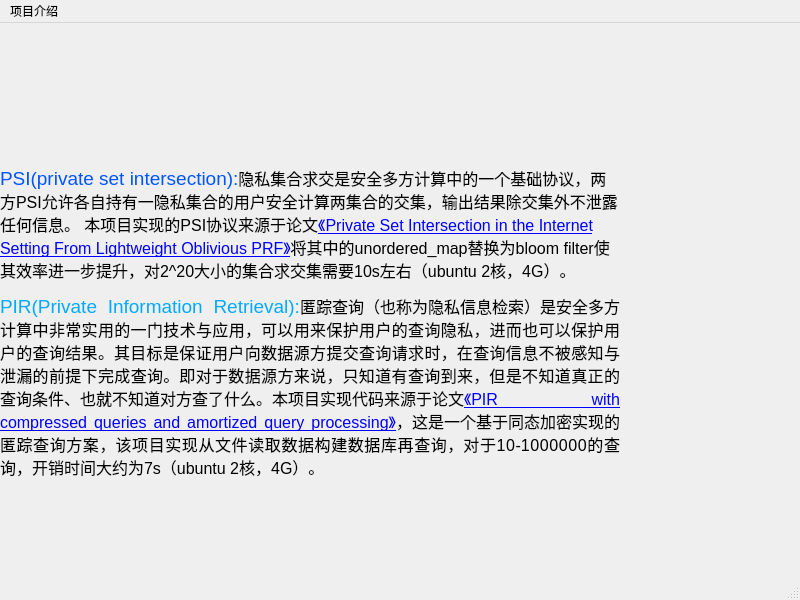
This is src/frontend/cpp/page1.ui in xiansongq/privacy_computing as Qt 5 draws it before an edit. The edited form follows.
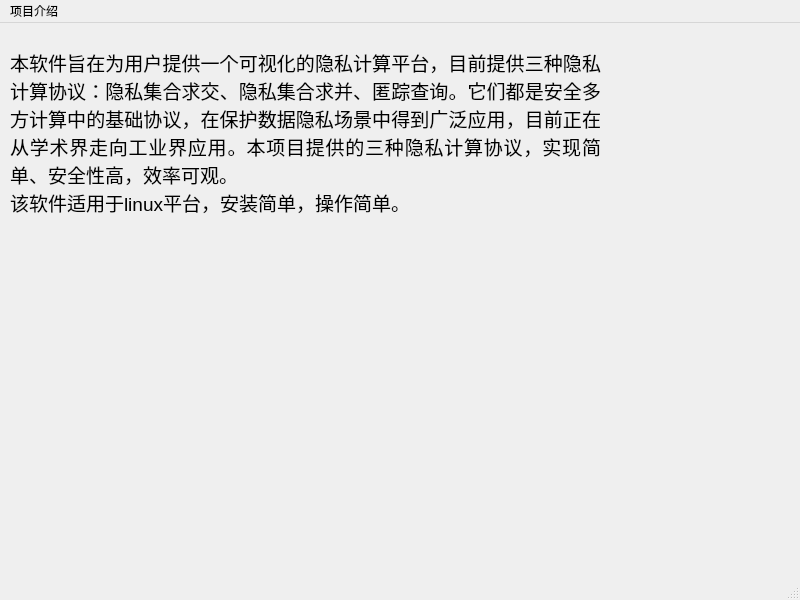
This is the edited form.

Patch:
```diff
--- a/src/frontend/cpp/page1.ui
+++ b/src/frontend/cpp/page1.ui
@@ -14,30 +14,20 @@
    <string>MainWindow</string>
   </property>
   <widget class="QWidget" name="centralwidget">
-   <widget class="QStackedWidget" name="stackedWidget">
-    <property name="geometry">
-     <rect>
-      <x>0</x>
-      <y>0</y>
-      <width>800</width>
-      <height>600</height>
-     </rect>
-    </property>
-    <widget class="QWidget" name="page">
      <widget class="QLabel" name="label">
       <property name="geometry">
        <rect>
-        <x>0</x>
-        <y>0</y>
-        <width>620</width>
-        <height>600</height>
+      <x>10</x>
+      <y>10</y>
+      <width>591</width>
+      <height>212</height>
        </rect>
       </property>
       <property name="styleSheet">
        <string notr="true">padding-top:0px;</string>
       </property>
       <property name="text">
-       <string>&lt;html&gt;&lt;head/&gt;&lt;body&gt;&lt;p&gt;&lt;span style=&quot; font-size:14pt; color:#0055ff;&quot;&gt;PSI(private set intersection):&lt;/span&gt;&lt;span style=&quot; font-size:12pt;&quot;&gt;隐私集合求交是安全多方计算中的一个基础协议，两方PSI允许各自持有一隐私集合的用户安全计算两集合的交集，输出结果除交集外不泄露任何信息。 本项目实现的PSI协议来源于论文&lt;/span&gt;&lt;a href=&quot;https://eprint.iacr.org/2020/729.pdf&quot;&gt;&lt;span style=&quot; font-size:12pt; text-decoration: underline; color:#0000ff;&quot;&gt;《Private Set Intersection in the Internet Setting From Lightweight Oblivious PRF》&lt;/span&gt;&lt;/a&gt;&lt;span style=&quot; font-size:12pt;&quot;&gt;将其中的unordered_map替换为bloom filter使其效率进一步提升，对2^20大小的集合求交集需要10s左右（ubuntu 2核，4G）。 &lt;/span&gt;&lt;/p&gt;&lt;p align=&quot;justify&quot;&gt;&lt;span style=&quot; font-size:14pt; color:#00aaff;&quot;&gt;PIR(Private Information Retrieval):&lt;/span&gt;&lt;span style=&quot; font-size:12pt;&quot;&gt;匿踪查询（也称为隐私信息检索）是安全多方计算中非常实用的一门技术与应用，可以用来保护用户的查询隐私，进而也可以保护用户的查询结果。其目标是保证用户向数据源方提交查询请求时，在查询信息不被感知与泄漏的前提下完成查询。即对于数据源方来说，只知道有查询到来，但是不知道真正的查询条件、也就不知道对方查了什么。本项目实现代码来源于论文&lt;/span&gt;&lt;a href=&quot;https://eprint.iacr.org/2018/1168.pdf&quot;&gt;&lt;span style=&quot; font-size:12pt; text-decoration: underline; color:#0000ff;&quot;&gt;《PIR with compressed queries and amortized query processing》&lt;/span&gt;&lt;/a&gt;&lt;span style=&quot; font-size:12pt;&quot;&gt;，这是一个基于同态加密实现的匿踪查询方案，该项目实现从文件读取数据构建数据库再查询，对于10-1000000的查询，开销时间大约为7s（ubuntu 2核，4G）。 &lt;/span&gt;&lt;/p&gt;&lt;/body&gt;&lt;/html&gt;</string>
+     <string>&lt;html&gt;&lt;head/&gt;&lt;body&gt;&lt;p align=&quot;justify&quot;&gt;&lt;span style=&quot; font-size:14pt;&quot;&gt;本软件旨在为用户提供一个可视化的隐私计算平台，目前提供三种隐私计算协议：隐私集合求交、隐私集合求并、匿踪查询。它们都是安全多方计算中的基础协议，在保护数据隐私场景中得到广泛应用，目前正在从学术界走向工业界应用。本项目提供的三种隐私计算协议，实现简单、安全性高，效率可观。&lt;br/&gt;该软件适用于linux平台，安装简单，操作简单。&lt;br/&gt;&lt;/span&gt;&lt;/p&gt;&lt;/body&gt;&lt;/html&gt;</string>
       </property>
       <property name="textFormat">
        <enum>Qt::RichText</enum>
@@ -47,9 +37,6 @@
       </property>
      </widget>
     </widget>
-    <widget class="QWidget" name="page_2"/>
-   </widget>
-  </widget>
   <widget class="QMenuBar" name="menubar">
    <property name="geometry">
     <rect>
```
Left out of the diff: 2 changed lines with no effect on the pictures. Lines whose indentation alone changed are shown as unchanged.
